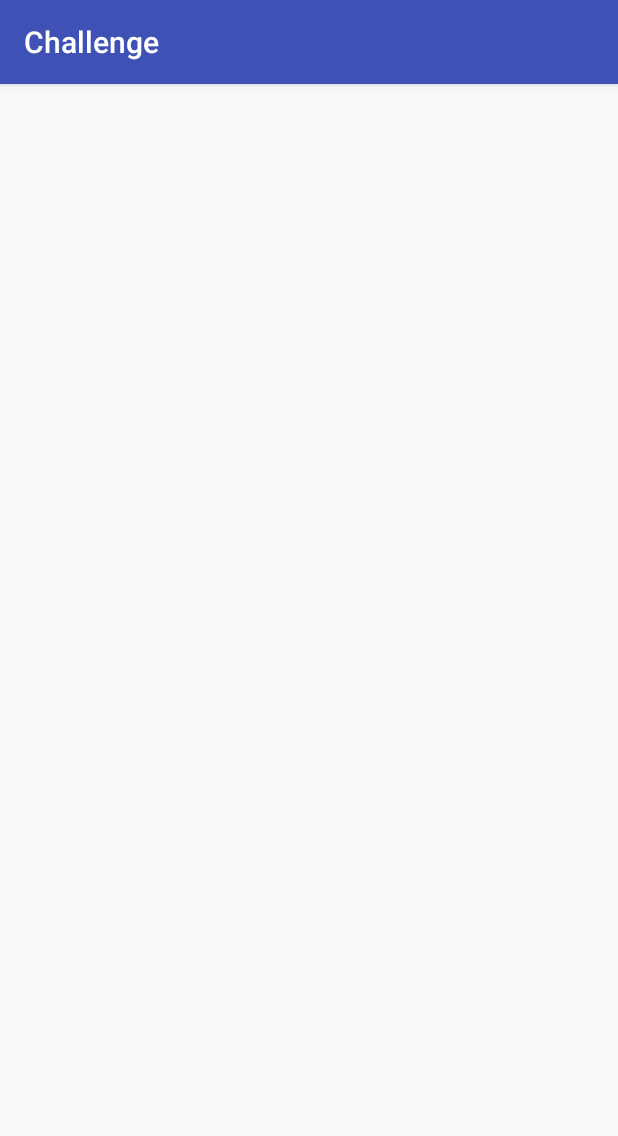
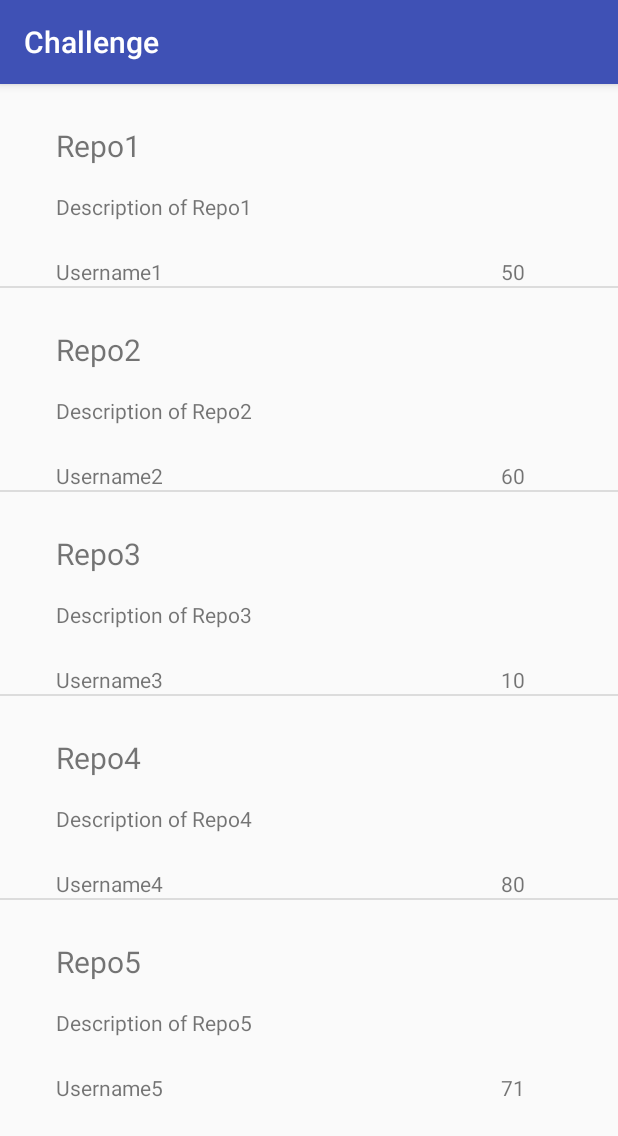
Before and after one commit to harasarah/Challenge, an Android app: the SecondActivity screen opened directly, with no data from a screen before it, on a phone screen of 412 x 824 dp. Shown: the top 1136 px of the screen. Run offline under Robolectric (Android 15) with nearby library versions, the phone set to English and light mode, and no system bars.

Commit message:
Listview of repos as rows (Repository name - Repository description - Numbers of stars for the repo -  Username of the owner) using data from stored tables to view the result

```diff
--- a/app/src/main/java/com/example/sarah/challenge/SecondActivity.java
+++ b/app/src/main/java/com/example/sarah/challenge/SecondActivity.java
@@ -1,13 +1,65 @@
 package com.example.sarah.challenge;
 
+import android.os.Bundle;
 import android.support.v7.app.AppCompatActivity;
-import android.os.Bundle;
+import android.view.View;
+import android.view.ViewGroup;
+import android.widget.BaseAdapter;
+import android.widget.ListView;
+import android.widget.TextView;
+
+
 
 public class SecondActivity extends AppCompatActivity {
+    String[] REPO = {"Repo1", "Repo2", "Repo3","Repo4","Repo5"};
+    String[] DESCRIPTION = {"Description of Repo1", "Description of Repo2", "Description of Repo3", "Description of Repo4", "Description of Repo5"};
+    String[] STARS = {"50", "60","10", "80", "71"};
+    String[] USERNAME = {"Username1", "Username2","Username3", "Username4", "Username5"};
 
     @Override
     protected void onCreate(Bundle savedInstanceState) {
         super.onCreate(savedInstanceState);
         setContentView(R.layout.activity_second);
+
+        ListView listView = findViewById(R.id.listView);
+
+        CustomAdapter customAdapter = new CustomAdapter();
+        listView.setAdapter(customAdapter);
+
+    }
+
+    class CustomAdapter extends BaseAdapter{
+
+        @Override
+        public int getCount() {
+            return REPO.length;
+        }
+
+        @Override
+        public Object getItem(int position) {
+            return null;
+        }
+
+        @Override
+        public long getItemId(int position) {
+            return 0;
+        }
+
+        @Override
+        public View getView(int position, View convertView, ViewGroup parent) {
+            convertView = getLayoutInflater().inflate( R.layout.custom_layout,null );
+
+            TextView textView_repo_name= (TextView)convertView.findViewById(R.id.textView_repo_name);
+            TextView textView_description = (TextView)convertView.findViewById(R.id.textView_description);
+            TextView textView_stars = (TextView)convertView.findViewById(R.id.textView_stars);
+            TextView textView_username = (TextView)convertView.findViewById(R.id.textView_username);
+
+            textView_repo_name.setText(REPO[position]);
+            textView_description.setText(DESCRIPTION[position]);
+            textView_stars.setText(STARS[position]);
+            textView_username.setText(USERNAME[position]);
+
+            return convertView;
+        }
     }
 }
--- /dev/null
+++ b/app/src/main/res/layout/custom_layout.xml
@@ -0,0 +1,46 @@
+<?xml version="1.0" encoding="utf-8"?>
+<RelativeLayout
+    xmlns:android="http://schemas.android.com/apk/res/android"
+    android:layout_width="match_parent"
+    android:layout_height="match_parent">
+
+    <TextView
+        android:id="@+id/textView_repo_name"
+        android:layout_width="142dp"
+        android:layout_height="30dp"
+        android:layout_alignParentStart="true"
+        android:layout_alignParentTop="true"
+        android:layout_marginStart="37dp"
+        android:layout_marginTop="27dp"
+        android:text="TextView"
+        android:textSize="20sp" />
+
+    <TextView
+        android:id="@+id/textView_description"
+        android:layout_width="183dp"
+        android:layout_height="32dp"
+        android:layout_alignParentTop="true"
+        android:layout_alignStart="@+id/textView_repo_name"
+        android:layout_marginTop="72dp"
+        android:text="TextView" />
+
+    <TextView
+        android:id="@+id/textView_username"
+        android:layout_width="wrap_content"
+        android:layout_height="wrap_content"
+        android:layout_alignStart="@+id/textView_repo_name"
+        android:layout_alignTop="@+id/textView_stars"
+        android:text="TextView" />
+
+
+    <TextView
+        android:id="@+id/textView_stars"
+        android:layout_width="wrap_content"
+        android:layout_height="wrap_content"
+        android:layout_alignParentEnd="true"
+        android:layout_alignParentTop="true"
+        android:layout_marginEnd="62dp"
+        android:layout_marginTop="115dp"
+        android:text="TextView" />
+
+</RelativeLayout>
```
